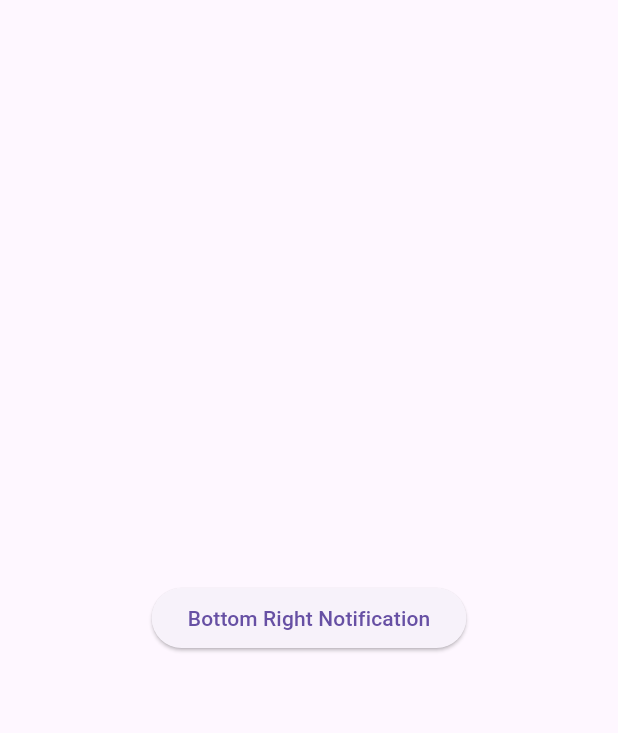
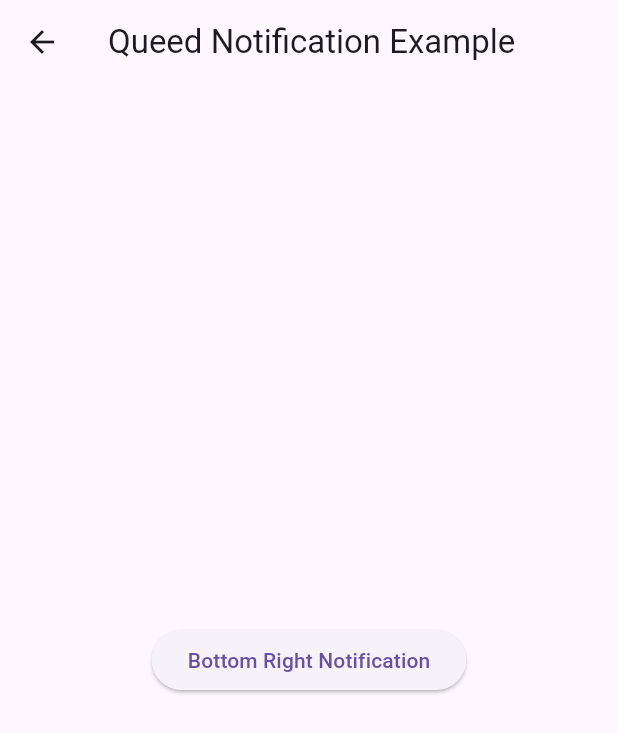
Before and after one commit to maeltoukap/flui_kit_package, a Flutter app: the QueedNotificationExample screen opened directly, on a phone screen of 412 x 824 dp. Shown: the top 733 px of the screen. Run offline on Flutter 3.47's test engine with Material 3 defaults, Android fonts, the phone set to English and light mode, and no system bars; our stand-ins replace plugin_platform_interface, web.

Commit message:
✨ feat: add AppBar to QueedNotificationExample widget
Adds an AppBar with a title to the QueedNotificationExample
widget for improved navigation and context. This enhances
the user interface by providing a clear title for the
example screen.

```diff
--- a/example/lib/components/queed_notification_example.dart
+++ b/example/lib/components/queed_notification_example.dart
@@ -10,6 +10,9 @@ class QueedNotificationExample extends StatelessWidget {
   @override
   Widget build(BuildContext context) {
     return Scaffold(
+      appBar: AppBar(
+        title: const Text('Queed Notification Example'),
+      ),
       body: Stack(
         children: [
           Center(
```
